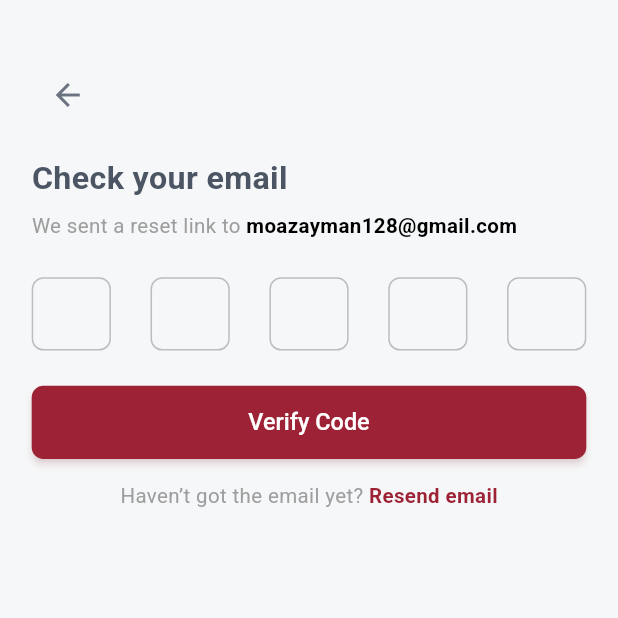
After one commit to Mahmoudelnagar5/ITI---Graduation-Project, a Flutter app: the CheckEmailPage screen opened directly, on a phone screen of 412 x 824 dp, the top half of it. The commit adds this screen. Run offline on Flutter 3.47's test engine with Material 3 defaults, Android fonts, the phone set to English and light mode, and no system bars; our stand-ins replace flutter_bloc, flutter_screenutil, flutter_svg, gap, persistent_bottom_nav_bar, shared_preferences and 1 more; accounts and stored records are empty.

Commit message:
Create Forget Password Feature Ui

```diff
--- a/lib/user/student/features/Auth/presentation/widgets/login_form.dart
+++ b/lib/user/student/features/Auth/presentation/widgets/login_form.dart
@@ -13,6 +13,7 @@ class LoginForm extends StatelessWidget {
             const TextFieldTitle(title: 'Email'),
             const Gap(8),
             AppTextFormField(
+              obscureText: false,
               hintText: 'Email',
               controller: LoginCubit.get(context).emailController,
               validator: Validator.emailValidator(),
--- a/lib/user/student/features/Auth/presentation/widgets/register_form.dart
+++ b/lib/user/student/features/Auth/presentation/widgets/register_form.dart
@@ -15,6 +15,7 @@ class RegisterForm extends StatelessWidget {
             const TextFieldTitle(title: 'Name'),
             const Gap(8),
             AppTextFormField(
+              obscureText: false,
               hintText: 'Name',
               controller: RegisterCubit.get(context).nameController,
               validator: Validator.signupNameValidator(),
@@ -24,6 +25,7 @@ class RegisterForm extends StatelessWidget {
             const TextFieldTitle(title: 'Email'),
             const Gap(8),
             AppTextFormField(
+              obscureText: false,
               hintText: 'Email',
               controller: RegisterCubit.get(context).emailController,
               validator: Validator.emailValidator(),
--- /dev/null
+++ b/lib/user/student/features/forget_password/presentation/pages/check_email_page.dart
@@ -0,0 +1,44 @@
+import 'package:final_project_iti/core/utilities/app_colors.dart';
+import 'package:final_project_iti/user/student/features/forget_password/presentation/widgets/check_email_header.dart';
+import 'package:final_project_iti/user/student/features/forget_password/presentation/widgets/otp_code_boxes.dart';
+import 'package:final_project_iti/user/student/features/forget_password/presentation/widgets/resend_email_row.dart';
+import 'package:flutter/material.dart';
+import 'package:flutter_screenutil/flutter_screenutil.dart';
+
+class CheckEmailPage extends StatelessWidget {
+  const CheckEmailPage({super.key});
+
+  @override
+  Widget build(BuildContext context) {
+    return Scaffold(
+      body: SingleChildScrollView(
+        padding: EdgeInsets.symmetric(horizontal: 20.w, vertical: 40.h),
+        child: Column(
+          crossAxisAlignment: CrossAxisAlignment.start,
+          children: [
+            const CheckEmailHeader(),
+            SizedBox(height: 24.h),
+            const OtpCodeBoxes(),
+            SizedBox(height: 24.h),
+            SizedBox(
+              width: double.infinity,
+              height: 50.h,
+              child: ElevatedButton(
+                style: ElevatedButton.styleFrom(
+                  backgroundColor: AppColors.mainColorStart,
+                  shape: RoundedRectangleBorder(
+                    borderRadius: BorderRadius.circular(8.r),
+                  ),
+                ),
+                onPressed: () {},
+                child: Text("Verify Code", style: TextStyle(fontSize: 16.sp)),
+              ),
+            ),
+            SizedBox(height: 16.h),
+            const ResendEmailRow(),
+          ],
+        ),
+      ),
+    );
+  }
+}
--- /dev/null
+++ b/lib/user/student/features/forget_password/presentation/widgets/check_email_header.dart
@@ -0,0 +1,47 @@
+import 'package:final_project_iti/core/utilities/app_colors.dart';
+import 'package:final_project_iti/core/utilities/font_manager.dart';
+import 'package:flutter/material.dart';
+import 'package:flutter_screenutil/flutter_screenutil.dart';
+
+class CheckEmailHeader extends StatelessWidget {
+  final VoidCallback? onBack;
+
+  const CheckEmailHeader({super.key, this.onBack});
+
+  @override
+  Widget build(BuildContext context) {
+    return Column(
+      crossAxisAlignment: CrossAxisAlignment.start,
+      children: [
+        IconButton(
+          icon: const Icon(Icons.arrow_back),
+          onPressed: onBack ?? () {},
+        ),
+        SizedBox(height: 16.h),
+        Text(
+          "Check your email",
+          style: TextStyle(fontSize: 22.sp, fontWeight: AppFontWeight.bold),
+        ),
+        SizedBox(height: 8.h),
+        Text.rich(
+          TextSpan(
+            children: [
+              TextSpan(
+                text: "We sent a reset link to ",
+                style: TextStyle(fontSize: 14.sp, color: Colors.grey),
+              ),
+              TextSpan(
+                text: "moazayman128@gmail.com",
+                style: TextStyle(
+                  fontSize: 14.sp,
+                  fontWeight: AppFontWeight.bold,
+                  color: AppColors.black,
+                ),
+              ),
+            ],
+          ),
+        ),
+      ],
+    );
+  }
+}
--- /dev/null
+++ b/lib/user/student/features/forget_password/presentation/widgets/otp_code_boxes.dart
@@ -0,0 +1,27 @@
+import 'package:flutter/material.dart';
+import 'package:flutter_screenutil/flutter_screenutil.dart';
+
+class OtpCodeBoxes extends StatelessWidget {
+  final int count;
+
+  const OtpCodeBoxes({super.key, this.count = 5});
+
+  @override
+  Widget build(BuildContext context) {
+    return Row(
+      mainAxisAlignment: MainAxisAlignment.spaceBetween,
+      children: List.generate(count, (index) {
+        return Container(
+          width: 50.w,
+          height: 50.h,
+          alignment: Alignment.center,
+          decoration: BoxDecoration(
+            border: Border.all(color: Colors.grey.shade400),
+            borderRadius: BorderRadius.circular(8.r),
+          ),
+          child: const Text("", style: TextStyle(fontSize: 20)),
+        );
+      }),
+    );
+  }
+}
--- /dev/null
+++ b/lib/user/student/features/forget_password/presentation/widgets/resend_email_row.dart
@@ -0,0 +1,34 @@
+import 'package:final_project_iti/core/utilities/app_colors.dart';
+import 'package:final_project_iti/core/utilities/font_manager.dart';
+import 'package:flutter/material.dart';
+import 'package:flutter_screenutil/flutter_screenutil.dart';
+
+class ResendEmailRow extends StatelessWidget {
+  final VoidCallback? onResend;
+
+  const ResendEmailRow({super.key, this.onResend});
+
+  @override
+  Widget build(BuildContext context) {
+    return Row(
+      mainAxisAlignment: MainAxisAlignment.center,
+      children: [
+        Text(
+          "Haven’t got the email yet? ",
+          style: TextStyle(fontSize: 14.sp, color: Colors.grey),
+        ),
+        GestureDetector(
+          onTap: onResend,
+          child: Text(
+            "Resend email",
+            style: TextStyle(
+              fontSize: 14.sp,
+              color: AppColors.mainColorStart,
+              fontWeight: AppFontWeight.bold,
+            ),
+          ),
+        ),
+      ],
+    );
+  }
+}
```
Also changed, not shown: lib/core/widgets/app_text_form_field.dart (+8 -0 lines), lib/user/student/features/forget_password/presentation/pages/forgot_password_page.dart (added, +59 -0 lines), lib/user/student/features/forget_password/presentation/pages/password_reset_confirmation_page.dart (added, +38 -0 lines), lib/user/student/features/forget_password/presentation/pages/set_new_password_page.dart (added, +57 -0 lines), lib/user/student/features/forget_password/presentation/widgets/confirm_password_field.dart (added, +44 -0 lines), lib/user/student/features/forget_password/presentation/widgets/forgot_password_header.dart (added, +27 -0 lines), lib/user/student/features/forget_password/presentation/widgets/new_password_field.dart (added, +41 -0 lines), lib/user/student/features/forget_password/presentation/widgets/password_reset_confirmation_header.dart (added, +28 -0 lines), lib/user/student/features/forget_password/presentation/widgets/password_update_button.dart (added, +23 -0 lines).
